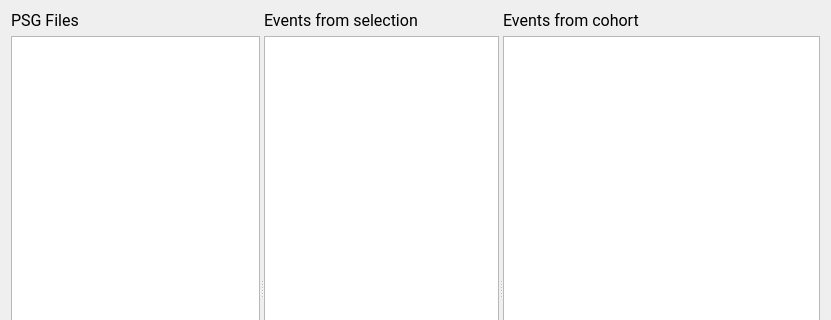
Before: the Qt Designer form tools/CEAMSTools/EditAnnotations/EditorStep/Ui_EditorStep.ui in SnoozToolbox/snooz-package-ceams, drawn with Qt 5; both pictures show x 0 to 831 and y 0 to 320 of the 831 by 576 pixel window.
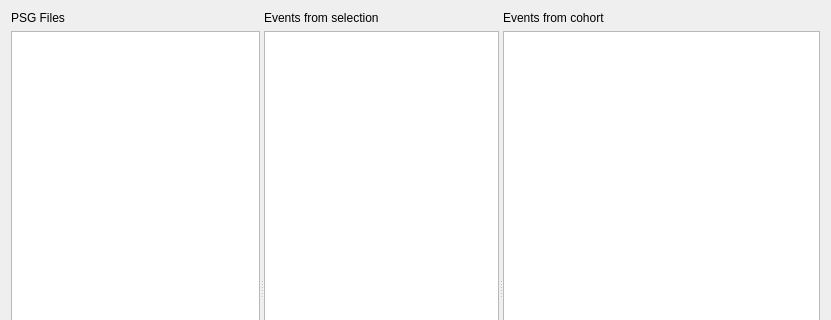
After: the same form once the commit is applied.

Commit message: Font step 4: forms without fonts of their own, look kept

```diff
--- a/tools/CEAMSTools/EditAnnotations/EditorStep/Ui_EditorStep.ui
+++ b/tools/CEAMSTools/EditAnnotations/EditorStep/Ui_EditorStep.ui
@@ -13,9 +13,6 @@
   <property name="windowTitle">
    <string>Form</string>
   </property>
-  <property name="styleSheet">
-   <string notr="true">font: 12pt &quot;Roboto&quot;;</string>
-  </property>
   <layout class="QVBoxLayout" name="verticalLayout_4">
    <item>
     <widget class="QSplitter" name="splitter_2">
@@ -28,8 +25,6 @@
         <widget class="QLabel" name="label">
          <property name="font">
           <font>
-           <family>Roboto</family>
-           <pointsize>12</pointsize>
            <italic>false</italic>
            <bold>false</bold>
           </font>
@@ -58,8 +53,6 @@
          <widget class="QLabel" name="label_2">
           <property name="font">
            <font>
-            <family>Roboto</family>
-            <pointsize>12</pointsize>
             <italic>false</italic>
             <bold>false</bold>
            </font>
@@ -90,8 +83,6 @@
          <widget class="QLabel" name="label_3">
           <property name="font">
            <font>
-            <family>Roboto</family>
-            <pointsize>12</pointsize>
             <italic>false</italic>
             <bold>false</bold>
            </font>
```
The commit also changes 427 other files.
